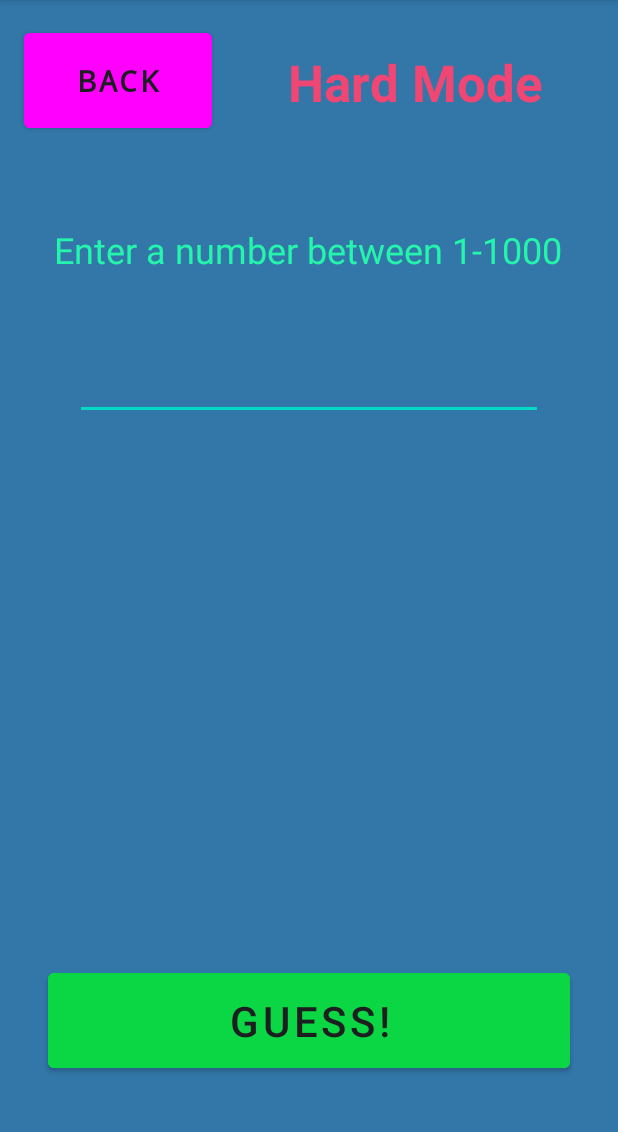
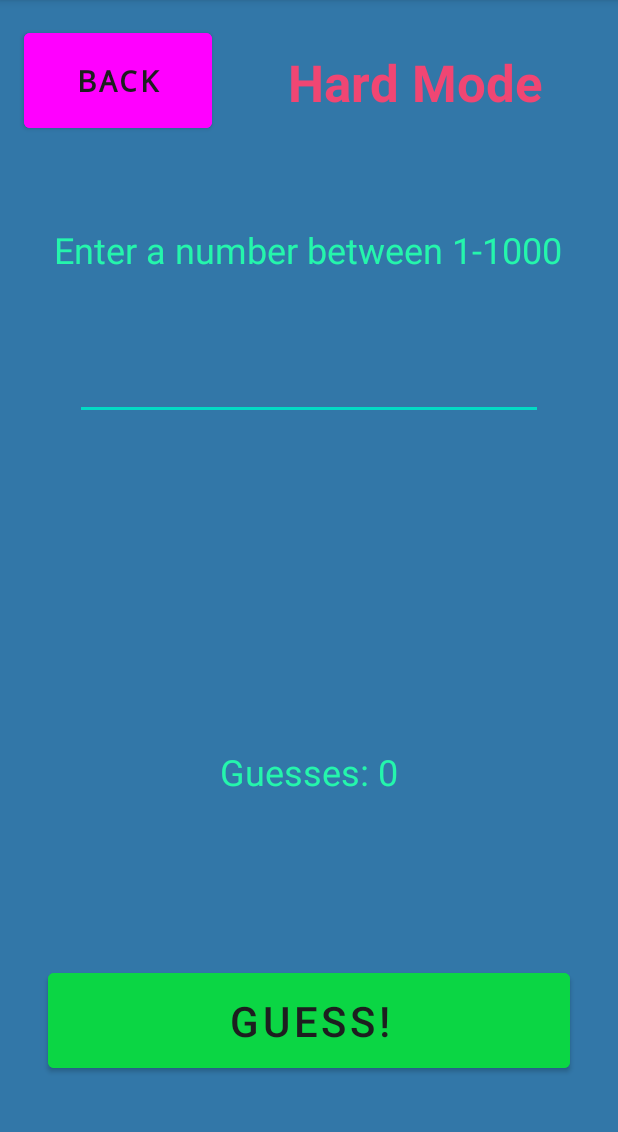
Before and after one commit to AuraCodez/guessthenumber, an Android app: the HardMode screen opened directly, with no data from a screen before it, on a phone screen of 412 x 824 dp, the part 84-1216 px from its top. Run offline under Robolectric (Android 15) with nearby library versions, the phone set to English and light mode, and no system bars.

Commit message:
added medium and hard mode functionality

```diff
--- a/app/src/main/java/com/example/guessthenumber/HardMode.java
+++ b/app/src/main/java/com/example/guessthenumber/HardMode.java
@@ -6,9 +6,17 @@ import android.content.Intent;
 import android.os.Bundle;
 import android.view.View;
 import android.widget.Button;
+import android.widget.EditText;
+import android.widget.TextView;
 
 public class HardMode extends AppCompatActivity {
     private Button btnHardBack;
+    private Button btnHardGuess;
+    private EditText txtHardGuess;
+    private TextView lblHardResponse;
+    private TextView lblHardGuessCounter;
+    private int randomNum = NumberGuessingGameModel.randomNumHard();
+    private int guessCounter = 0;
 
     @Override
     protected void onCreate(Bundle savedInstanceState) {
@@ -22,10 +30,50 @@ public class HardMode extends AppCompatActivity {
                 openModeSelection();
             }
         });
+
+        btnHardGuess = findViewById(R.id.btnHardGuess);
+        btnHardGuess.setOnClickListener(new View.OnClickListener() {
+            @Override
+            public void onClick(View view) {
+                enterGuess();
+            }
+        });
+
+        txtHardGuess = findViewById(R.id.txtHardGuess);
+        lblHardResponse = findViewById(R.id.lblHardResponse);
+        lblHardGuessCounter = findViewById(R.id.lblHardGuessCounter);
+
+        lblHardGuessCounter.setText("Guesses: " + guessCounter);
     }
 
     public void openModeSelection() {
         Intent intent = new Intent(this, ModeSelection.class);
         startActivity(intent);
     }
+
+    public void enterGuess() {
+        if (NumberGuessingGameModel.isNumber(txtHardGuess.getText().toString()) == false) {
+            lblHardResponse.setText("Please enter a number!");
+        } else if (NumberGuessingGameModel.isWholeNumber(Double.parseDouble(txtHardGuess.getText().toString())) == false) {
+            lblHardResponse.setText("Please enter a whole number!");
+        } else if (Integer.parseInt(txtHardGuess.getText().toString()) < 1 || Integer.parseInt(txtHardGuess.getText().toString()) > 1000) {
+            lblHardResponse.setText("Please enter a number between 1 and 1000!");
+        } else {
+            guessCounter++;
+            lblHardGuessCounter.setText("Guesses: " + guessCounter);
+            if (Integer.parseInt(txtHardGuess.getText().toString()) == randomNum) {
+                if (guessCounter == 1) {
+                    lblHardResponse.setText("Congratulations! You correctly guessed the number in just " + guessCounter + " guess!");
+                } else {
+                    lblHardResponse.setText("Congratulations! You correctly guessed the number in " + guessCounter + " guesses!");
+                }
+                txtHardGuess.setFocusable(false);
+                btnHardGuess.setEnabled(false);
+            } else if (Integer.parseInt(txtHardGuess.getText().toString()) < randomNum) {
+                lblHardResponse.setText("Incorrect, try a bigger number!");
+            } else if (Integer.parseInt(txtHardGuess.getText().toString()) > randomNum) {
+                lblHardResponse.setText("Incorrect, try a smaller number!");
+            }
+        }
+    }
 }
--- a/app/src/main/res/layout/activity_hard_mode.xml
+++ b/app/src/main/res/layout/activity_hard_mode.xml
@@ -74,15 +74,15 @@
         android:id="@+id/lblHardResponse"
         android:layout_width="wrap_content"
         android:layout_height="wrap_content"
+        android:layout_marginTop="60dp"
+        android:gravity="center"
         android:textColor='#480bd6'
-        android:textSize="48sp"
+        android:textSize="34sp"
         android:textStyle="bold"
-        app:layout_constraintBottom_toTopOf="@+id/btnHardGuess"
         app:layout_constraintEnd_toEndOf="parent"
         app:layout_constraintHorizontal_bias="0.498"
         app:layout_constraintStart_toStartOf="parent"
-        app:layout_constraintTop_toBottomOf="@+id/txtHardGuess"
-        app:layout_constraintVertical_bias="0.4" />
+        app:layout_constraintTop_toBottomOf="@+id/txtHardGuess" />
 
     <TextView
         android:id="@+id/lblHardTitle"
@@ -98,4 +98,15 @@
         app:layout_constraintStart_toEndOf="@+id/btnHardBack"
         app:layout_constraintTop_toTopOf="parent" />
 
+    <TextView
+        android:id="@+id/lblHardGuessCounter"
+        android:layout_width="wrap_content"
+        android:layout_height="wrap_content"
+        android:textColor="#25f5ac"
+        android:textSize="24sp"
+        app:layout_constraintBottom_toTopOf="@+id/btnHardGuess"
+        app:layout_constraintEnd_toEndOf="parent"
+        app:layout_constraintStart_toStartOf="parent"
+        app:layout_constraintTop_toBottomOf="@+id/lblHardResponse" />
+
 </androidx.constraintlayout.widget.ConstraintLayout>
```
Also changed, not shown: app/src/main/java/com/example/guessthenumber/EasyMode.java (+20 -7 lines), app/src/main/java/com/example/guessthenumber/MediumMode.java (+48 -0 lines), app/src/main/res/layout/activity_easy_mode.xml (+16 -4 lines), app/src/main/res/layout/activity_medium_mode.xml (+15 -4 lines).
